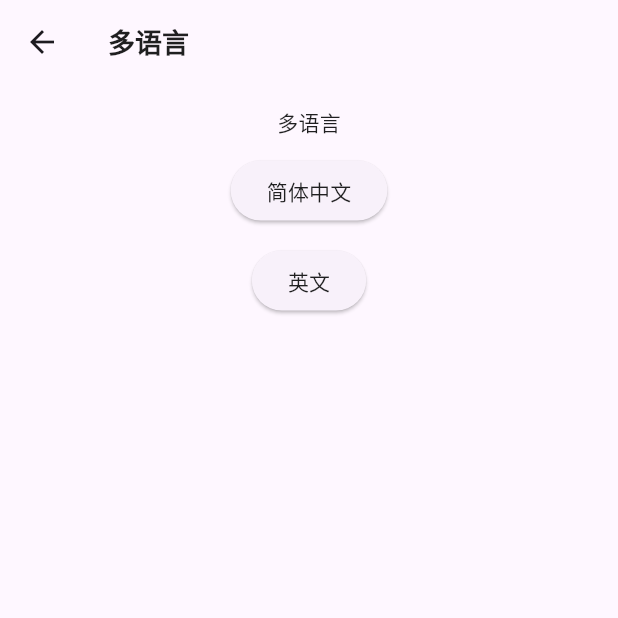
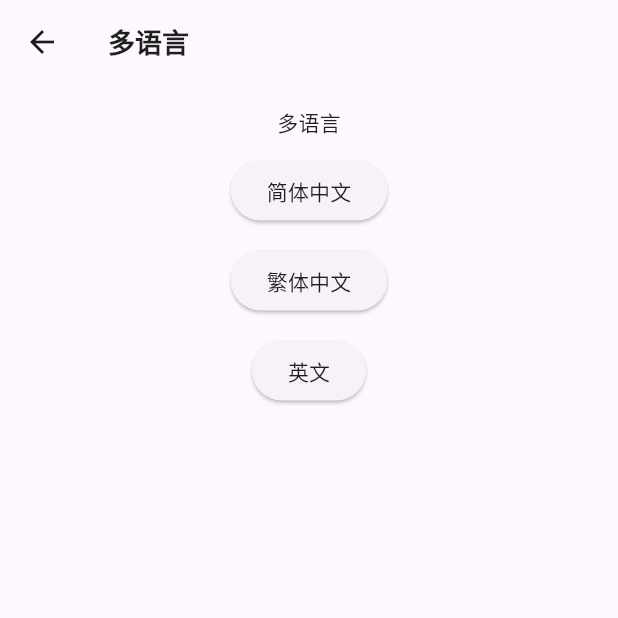
Before and after one commit to IBraveBegins/brave_component, a Flutter app: the MultiLanguagePage screen opened by its route, after a tap on "simplifiedChinese", on a phone screen of 412 x 824 dp, the top half of it. Run offline on Flutter 3.47's test engine with Material 3 defaults, Android fonts, the phone set to English and light mode, and no system bars; our stand-ins replace get; generated files the repository leaves out were written again.

Commit message:
添加繁体中文资源

```diff
--- a/l10n.yaml
+++ b/l10n.yaml
@@ -2,8 +2,8 @@ arb-dir: lib/l10n/arb
 template-arb-file: app_zh.arb
 output-localization-file: app_localizations.dart
 output-class: AppLocalizations
-preferred-supported-locales:
-  - en
-  - zh
+#preferred-supported-locales:
+#  - en
+#  - zh
 use-deferred-loading: true
 nullable-getter: false
--- a/lib/example/pages/setting/multi_language/multi_language_view.dart
+++ b/lib/example/pages/setting/multi_language/multi_language_view.dart
@@ -35,6 +35,13 @@ class MultiLanguagePage extends StatelessWidget {
               const SizedBox(height: 12),
               ElevatedButton(
                   onPressed: () {
+                    logic.changeLocale(const Locale('zh', 'HK'));
+                  },
+                  child: Texts.fontNormal14(context.l10n.traditionalChinese,
+                      color: Colours.titleColor)),
+              const SizedBox(height: 12),
+              ElevatedButton(
+                  onPressed: () {
                     logic.changeLocale(const Locale('en'));
                   },
                   child: Texts.fontNormal14(context.l10n.english,
--- a/lib/l10n/arb/app_en.arb
+++ b/lib/l10n/arb/app_en.arb
@@ -6,6 +6,7 @@
   },
   "helloWorld": "helloWorld",
   "simplifiedChinese": "simplifiedChinese",
+  "traditionalChinese": "traditionalChinese",
   "english": "english",
   "multiLanguage": "multiLanguage"
 }
--- a/lib/l10n/arb/app_zh.arb
+++ b/lib/l10n/arb/app_zh.arb
@@ -6,6 +6,7 @@
   },
   "helloWorld": "你好，世界",
   "simplifiedChinese": "简体中文",
+  "traditionalChinese": "繁体中文",
   "english": "英文",
   "multiLanguage": "多语言"
 }
--- /dev/null
+++ b/lib/l10n/arb/app_zh_HK.arb
@@ -0,0 +1,12 @@
+{
+   "@@locale": "zh_HK",
+   "appName": "BraveComponent",
+   "@appName": {
+       "description": "備注"
+   },
+   "helloWorld": "妳好，世界",
+   "simplifiedChinese": "簡體中文",
+   "traditionalChinese": "繁體中文",
+   "english": "英文",
+   "multiLanguage": "多語言"
+}
--- a/lib/res.dart
+++ b/lib/res.dart
@@ -1,4 +1,4 @@
-/// Generated by AssetsRefGenerator on 2024/04/14
+/// Generated by AssetsRefGenerator on 2024/04/15
 class Res {
   static const String nav_back = "images/nav_back.png";
 }
```
